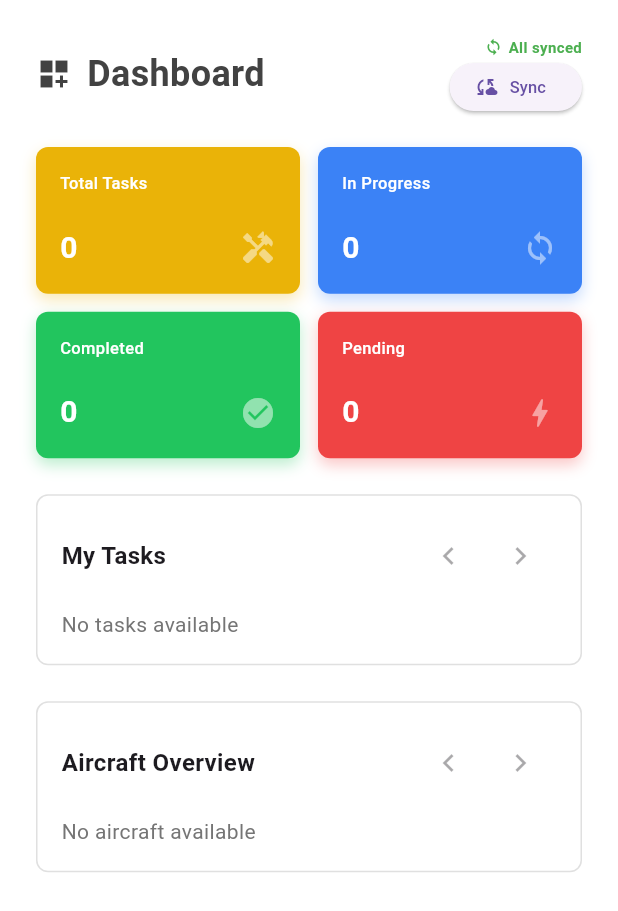
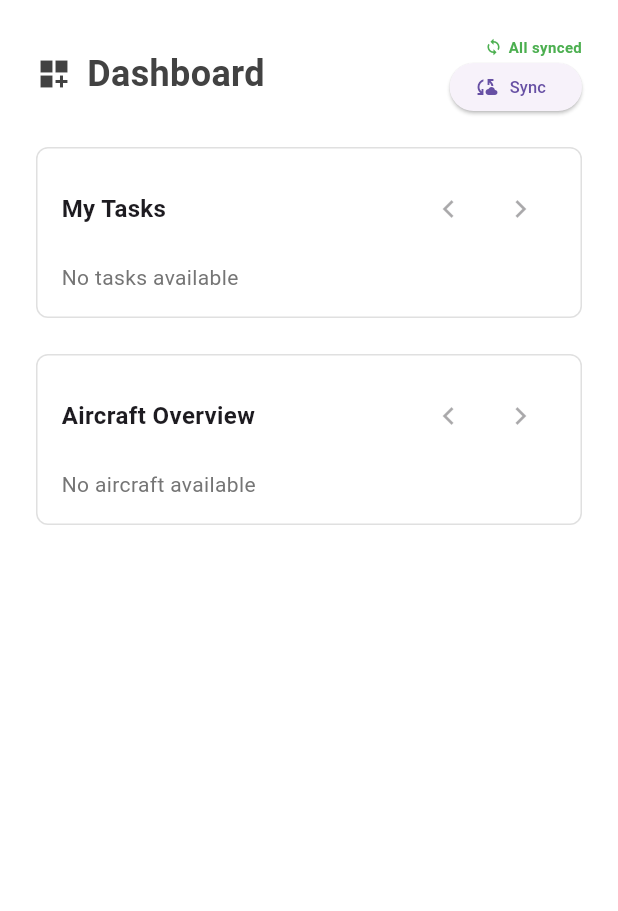
Before and after one commit to blackpoolflinn/Flutter-Maintenance-Application, a Flutter app: the DashboardScreen screen opened directly, on a phone screen of 412 x 824 dp. Shown: the top 911 px of the screen. Run offline on Flutter 3.47's test engine with Material 3 defaults, Android fonts, the phone set to English and light mode, and no system bars; our stand-ins replace flutter_secure_storage, sqflite, sqflite_common_ffi; accounts and stored records are empty.

Commit message:
Remove unused GUI components.

```diff
--- a/lib/features/aircraft/presentation/aircraft_screen.dart
+++ b/lib/features/aircraft/presentation/aircraft_screen.dart
@@ -124,23 +124,13 @@ class _AircraftScreenState extends State<AircraftScreen> {
           children: [
             if (isDesktop) ...[
               Row(
-                mainAxisAlignment: MainAxisAlignment.spaceBetween,
                 children: [
-                  Row(
-                    children: [
-                      Icon(Icons.airplanemode_active, color: Colors.grey[800], size: 28),
-                      const SizedBox(width: 10),
-                      Text(
-                        "Aircraft",
-                        style: TextStyle(fontSize: 24, fontWeight: FontWeight.bold, color: Colors.grey[800]),
-                      ),
-                    ],
+                  Icon(Icons.airplanemode_active, color: Colors.grey[800], size: 28),
+                  const SizedBox(width: 10),
+                  Text(
+                    "Aircraft",
+                    style: TextStyle(fontSize: 24, fontWeight: FontWeight.bold, color: Colors.grey[800]),
                   ),
-                  Row(
-                    children: [
-                      IconButton(onPressed: () {}, icon: const Icon(Icons.settings)),
-                    ],
-                  )
                 ],
               ),
               const SizedBox(height: 24),
--- a/lib/features/home/presentation/dashboard_screen.dart
+++ b/lib/features/home/presentation/dashboard_screen.dart
@@ -1,6 +1,5 @@
 import 'package:flutter/material.dart';
 import 'dashboard_widgets.dart';
-import '../../../widgets/stats_grid.dart';
 
 class DashboardScreen extends StatelessWidget {
   const DashboardScreen({super.key});
@@ -26,8 +25,6 @@ class DashboardScreen extends StatelessWidget {
               const SizedBox(height: 24),
             ],
 
-            const StatsGrid(),
-            const SizedBox(height: 24),
             if (isDesktop)
               const Row(
                 crossAxisAlignment: CrossAxisAlignment.start,
--- a/lib/features/tasks/presentation/tasks_screen.dart
+++ b/lib/features/tasks/presentation/tasks_screen.dart
@@ -118,23 +118,13 @@ class _TasksScreenState extends State<TasksScreen> {
           children: [
             if (isDesktop) ...[
               Row(
-                mainAxisAlignment: MainAxisAlignment.spaceBetween,
                 children: [
-                  Row(
-                    children: [
-                      Icon(Icons.assignment, color: Colors.grey[800], size: 28),
-                      const SizedBox(width: 10),
-                      Text(
-                        "Tasks",
-                        style: TextStyle(fontSize: 24, fontWeight: FontWeight.bold, color: Colors.grey[800]),
-                      ),
-                    ],
+                  Icon(Icons.assignment, color: Colors.grey[800], size: 28),
+                  const SizedBox(width: 10),
+                  Text(
+                    "Tasks",
+                    style: TextStyle(fontSize: 24, fontWeight: FontWeight.bold, color: Colors.grey[800]),
                   ),
-                  Row(
-                    children: [
-                      IconButton(onPressed: () {}, icon: const Icon(Icons.settings)),
-                    ],
-                  )
                 ],
               ),
               const SizedBox(height: 24),
--- a/lib/widgets/stats_grid.dart
+++ /dev/null
@@ -1,92 +0,0 @@
-import 'package:flutter/material.dart';
-import 'package:provider/provider.dart';
-import '../core/theme/app_colors.dart';
-import '../core/providers/tasks_provider.dart';
-
-class StatCard extends StatelessWidget {
-  final String title;
-  final String count;
-  final Color color;
-  final IconData icon;
-
-  const StatCard({super.key, required this.title, required this.count, required this.color, required this.icon});
-
-  @override
-  Widget build(BuildContext context) {
-    final width = MediaQuery.of(context).size.width;
-
-    // Responsive sizing
-    final titleFontSize = width < 600 ? 11.0 : 13.0;
-    final countFontSize = width < 600 ? 20.0 : 28.0;
-    final iconSize = width < 600 ? 24.0 : 32.0;
-
-    return Container(
-      decoration: BoxDecoration(
-        color: color,
-        borderRadius: BorderRadius.circular(8),
-        boxShadow: [
-          BoxShadow(color: color.withValues(alpha: 0.3), blurRadius: 8, offset: const Offset(0, 4))
-        ],
-      ),
-      padding: const EdgeInsets.all(16),
-      child: Column(
-        crossAxisAlignment: CrossAxisAlignment.start,
-        mainAxisAlignment: MainAxisAlignment.spaceBetween,
-        children: [
-          Text(title, style: TextStyle(color: AppColors.textWhite, fontSize: titleFontSize, fontWeight: FontWeight.w500)),
-          Row(
-            mainAxisAlignment: MainAxisAlignment.spaceBetween,
-            children: [
-              Flexible(
-                child: Text(count, style: TextStyle(color: AppColors.textWhite, fontSize: countFontSize, fontWeight: FontWeight.bold)),
-              ),
-              Icon(icon, color: AppColors.textWhite.withValues(alpha: 0.5), size: iconSize),
-            ],
-          )
-        ],
-      ),
-    );
-  }
-}
-
-class StatsGrid extends StatelessWidget {
-  const StatsGrid({super.key});
-
-  @override
-  Widget build(BuildContext context) {
-    final width = MediaQuery.of(context).size.width;
-
-    return Consumer<TasksProvider>(
-      builder: (context, tasksProvider, _) {
-        // Calculate task statistics
-        final total = tasksProvider.tasks.length;
-        final pending = tasksProvider.tasks.where((t) => t.status == 'pending').length;
-        final inProgress = tasksProvider.tasks.where((t) => t.status == 'inProgress').length;
-        final completed = tasksProvider.tasks.where((t) => t.status == 'completed').length;
-
-        List<Widget> cards = [
-          StatCard(title: "Total Tasks", count: total.toString(), color: const Color(0xFFEAB308), icon: Icons.handyman),
-          StatCard(title: "In Progress", count: inProgress.toString(), color: const Color(0xFF3B82F6), icon: Icons.loop),
-          StatCard(title: "Completed", count: completed.toString(), color: const Color(0xFF22C55E), icon: Icons.check_circle),
-          StatCard(title: "Pending", count: pending.toString(), color: const Color(0xFFEF4444), icon: Icons.bolt),
-        ];
-
-        if (width > 900) {
-          return Row(
-            children: cards.map((c) => Expanded(child: Padding(padding: const EdgeInsets.symmetric(horizontal: 6.0), child: c))).toList(),
-          );
-        } else {
-          return GridView.count(
-            shrinkWrap: true,
-            physics: const NeverScrollableScrollPhysics(),
-            crossAxisCount: 2,
-            crossAxisSpacing: 12,
-            mainAxisSpacing: 12,
-            childAspectRatio: 1.8,
-            children: cards,
-          );
-        }
-      },
-    );
-  }
-}
```
